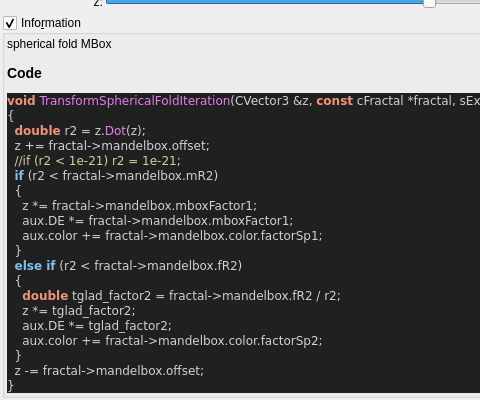
Qt form mandelbulber2/qt_data/fractal_transf_spherical_fold.ui (buddhi1980/mandelbulber2) before a commit; both pictures show x 0 to 480 and y 128 to 528 of the 853 by 528 pixel window.
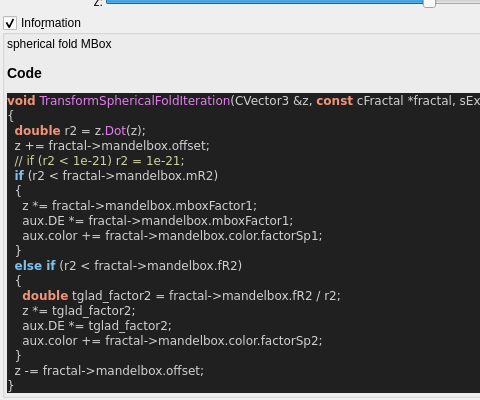
The same form after that commit. Custom widgets are drawn as their Qt base class.

```diff
--- a/mandelbulber2/qt_data/fractal_transf_spherical_fold.ui
+++ b/mandelbulber2/qt_data/fractal_transf_spherical_fold.ui
@@ -411,7 +411,7 @@
 &lt;span style=&quot;color:#d0d0d0&quot;&gt;{&lt;/span&gt;
   &lt;span style=&quot;color:#f09479; font-weight:bold&quot;&gt;double&lt;/span&gt; r2 &lt;span style=&quot;color:#d0d0d0&quot;&gt;=&lt;/span&gt; z&lt;span style=&quot;color:#d0d0d0&quot;&gt;.&lt;/span&gt;&lt;span style=&quot;color:#e47eed&quot;&gt;Dot&lt;/span&gt;&lt;span style=&quot;color:#d0d0d0&quot;&gt;(&lt;/span&gt;z&lt;span style=&quot;color:#d0d0d0&quot;&gt;);&lt;/span&gt;
   z &lt;span style=&quot;color:#d0d0d0&quot;&gt;+=&lt;/span&gt; fractal&lt;span style=&quot;color:#d0d0d0&quot;&gt;-&amp;gt;&lt;/span&gt;mandelbox&lt;span style=&quot;color:#d0d0d0&quot;&gt;.&lt;/span&gt;offset&lt;span style=&quot;color:#d0d0d0&quot;&gt;;&lt;/span&gt;
-  &lt;span style=&quot;color:#d0d0a0&quot;&gt;//if (r2 &amp;lt; 1e-21) r2 = 1e-21;&lt;/span&gt;
+  &lt;span style=&quot;color:#d0d0a0&quot;&gt;// if (r2 &amp;lt; 1e-21) r2 = 1e-21;&lt;/span&gt;
   &lt;span style=&quot;color:#7ec0ee; font-weight:bold&quot;&gt;if&lt;/span&gt; &lt;span style=&quot;color:#d0d0d0&quot;&gt;(&lt;/span&gt;r2 &lt;span style=&quot;color:#d0d0d0&quot;&gt;&amp;lt;&lt;/span&gt; fractal&lt;span style=&quot;color:#d0d0d0&quot;&gt;-&amp;gt;&lt;/span&gt;mandelbox&lt;span style=&quot;color:#d0d0d0&quot;&gt;.&lt;/span&gt;mR2&lt;span style=&quot;color:#d0d0d0&quot;&gt;)&lt;/span&gt;
   &lt;span style=&quot;color:#d0d0d0&quot;&gt;{&lt;/span&gt;
     z &lt;span style=&quot;color:#d0d0d0&quot;&gt;*=&lt;/span&gt; fractal&lt;span style=&quot;color:#d0d0d0&quot;&gt;-&amp;gt;&lt;/span&gt;mandelbox&lt;span style=&quot;color:#d0d0d0&quot;&gt;.&lt;/span&gt;mboxFactor1&lt;span style=&quot;color:#d0d0d0&quot;&gt;;&lt;/span&gt;
```
